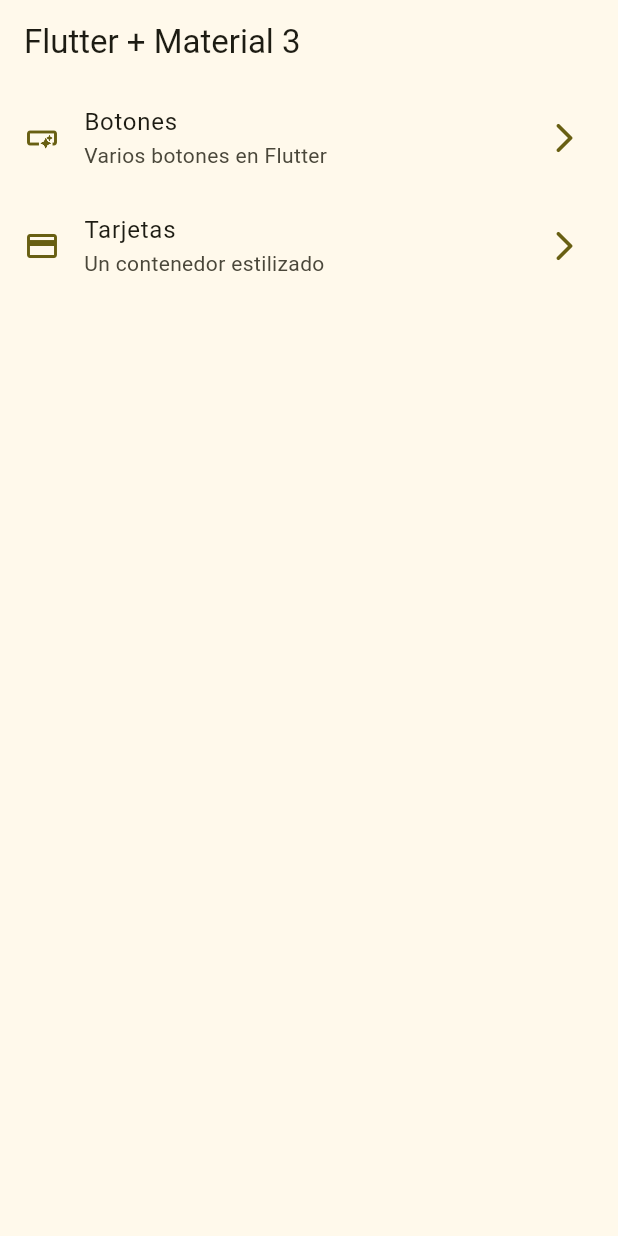
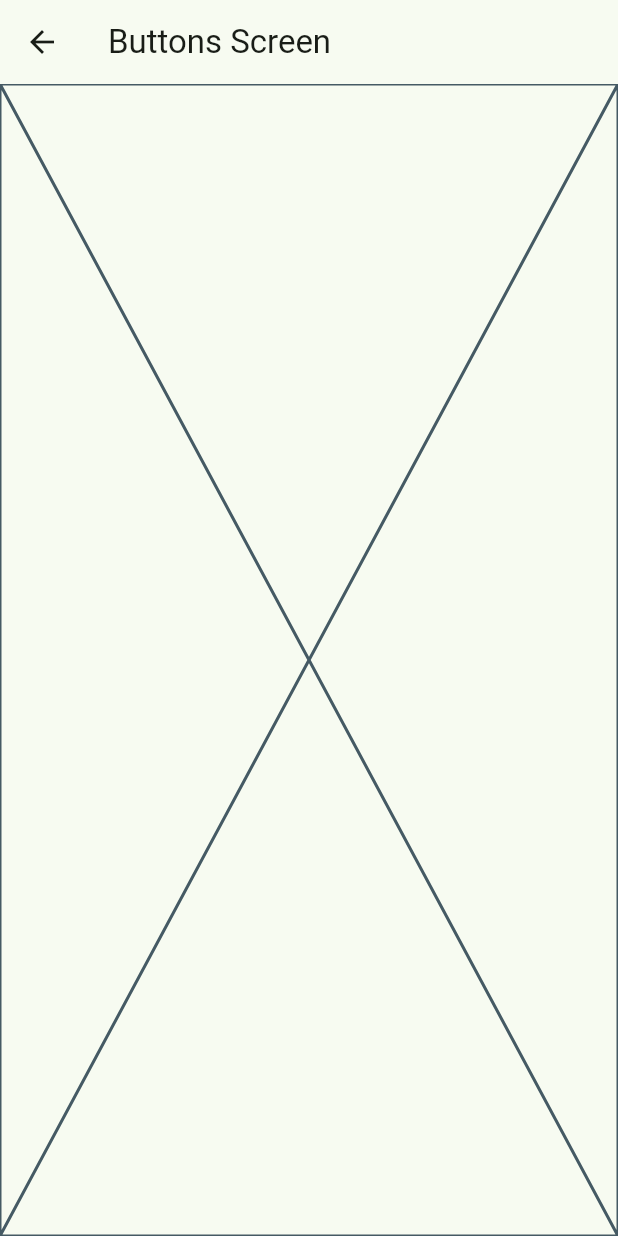
Before and after one commit to Tech-Code1/widgets_app, a Flutter app: the screen it shows after launch, after a tap on "Botones", on a phone screen of 412 x 824 dp. Run offline on Flutter 3.47's test engine with Material 3 defaults, Android fonts, the phone set to English and light mode, and no system bars.

```diff
--- a/lib/main.dart
+++ b/lib/main.dart
@@ -1,5 +1,7 @@
 import 'package:flutter/material.dart';
 import 'package:widgets_app/config/theme/app_theme.dart';
+import 'package:widgets_app/presentation/screens/buttons/buttons_screen.dart';
+import 'package:widgets_app/presentation/screens/cards/cards_screem.dart';
 import 'package:widgets_app/presentation/screens/home/home_screen.dart';
 
 void main() {
@@ -13,8 +15,12 @@ class MainApp extends StatelessWidget {
   Widget build(BuildContext context) {
     return MaterialApp(
       debugShowCheckedModeBanner: false,
-      theme: AppTheme( selectedColor: 5 ).getTheme(),
+      theme: AppTheme( selectedColor: 2 ).getTheme(),
       home: const HomeScreen(),
+      routes: {
+        '/buttons': (context) => const ButtonScreen(),
+        '/cards': (context) => const CardsScreen(),
+      },
       );
   }
 }
--- a/lib/menu/menu_items.dart
+++ b/lib/menu/menu_items.dart
@@ -31,7 +31,7 @@ const appMenuItems = <MenuItem>[
   MenuItem(
     title: 'Tarjetas',
     subtitle: 'Un contenedor estilizado',
-    link: '/card',
+    link: '/cards',
     icon: Icons.credit_card,
   ),
 ];
--- /dev/null
+++ b/lib/presentation/screens/buttons/buttons_screen.dart
@@ -0,0 +1,15 @@
+import 'package:flutter/material.dart';
+
+class ButtonScreen extends StatelessWidget {
+  const ButtonScreen({super.key});
+
+  @override
+  Widget build(BuildContext context) {
+    return Scaffold(
+      appBar: AppBar(
+        title: const Text('Buttons Screen'),
+      ),
+      body: const Placeholder(),
+    );
+  }
+}
--- a/lib/presentation/screens/home/home_screen.dart
+++ b/lib/presentation/screens/home/home_screen.dart
@@ -52,7 +52,9 @@ class _CustomListTitle extends StatelessWidget {
       title: Text(menuItem.title),
       subtitle: Text(menuItem.subtitle),
       onTap: () {
-        //TODO: navegar a otra pantalla
+
+       Navigator.pushNamed(context, menuItem.link);
+
       },
     );
   }
```
Also changed, not shown: lib/presentation/screens/cards/cards_screem.dart (added, +15 -0 lines).
